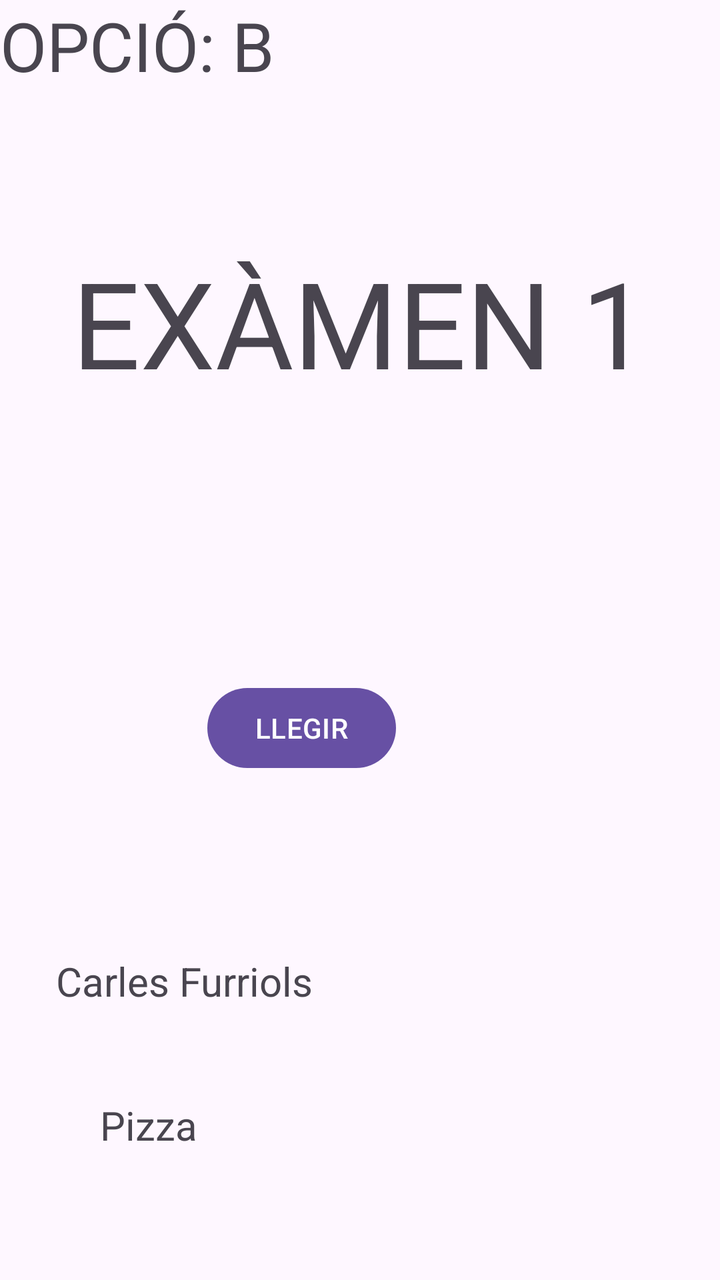
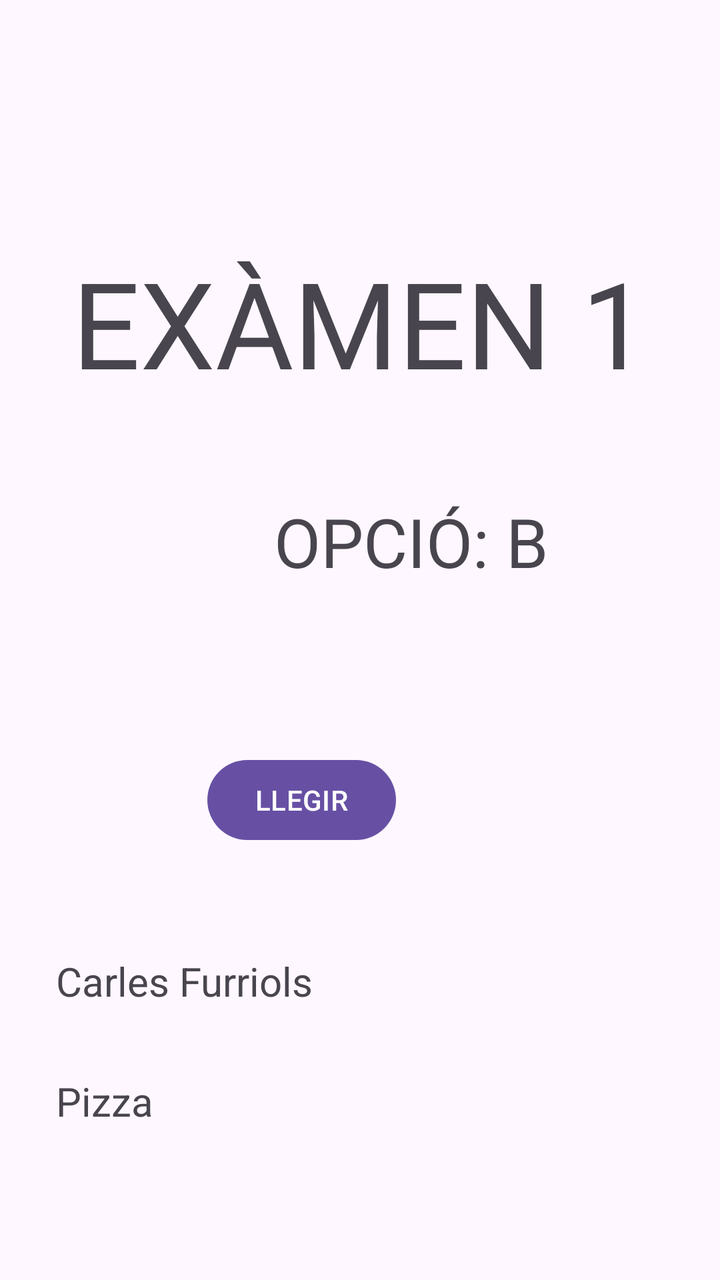

Compare the two renders of this Android layout. The source of the first and the diff that turns it into the second are given below.
<!-- AndroidManifest.xml: application theme Theme.Examen1 -->
<!-- res/layout/activity_main.xml -->
<?xml version="1.0" encoding="utf-8"?>
<androidx.constraintlayout.widget.ConstraintLayout xmlns:android="http://schemas.android.com/apk/res/android"
    xmlns:app="http://schemas.android.com/apk/res-auto"
    xmlns:tools="http://schemas.android.com/tools"
    android:id="@+id/main"
    android:layout_width="match_parent"
    android:layout_height="match_parent"
    tools:context=".MainActivity">

    <TextView
        android:id="@+id/titol1"
        android:layout_width="wrap_content"
        android:layout_height="wrap_content"
        android:layout_marginStart="172dp"
        android:layout_marginTop="121dp"
        android:layout_marginEnd="172dp"
        android:text="EXÀMEN 1"
        android:textSize="60sp"
        app:layout_constraintEnd_toEndOf="parent"
        app:layout_constraintStart_toStartOf="parent"
        app:layout_constraintTop_toTopOf="parent" />

    <TextView
        android:id="@+id/opcio"
        android:layout_width="wrap_content"
        android:layout_height="wrap_content"
        android:text="OPCIÓ: B"
        android:textSize="34sp"
        tools:layout_editor_absoluteX="137dp"
        tools:layout_editor_absoluteY="246dp" />

    <Button
        android:id="@+id/buttonLlegir"
        android:layout_width="wrap_content"
        android:layout_height="wrap_content"
        android:layout_marginStart="155dp"
        android:layout_marginTop="340dp"
        android:layout_marginEnd="162dp"
        android:text="LLEGIR"
        app:layout_constraintEnd_toEndOf="parent"
        app:layout_constraintHorizontal_bias="1.0"
        app:layout_constraintStart_toStartOf="parent"
        app:layout_constraintTop_toTopOf="parent" />

    <TextView
        android:id="@+id/nomAlumne"
        android:layout_width="wrap_content"
        android:layout_height="wrap_content"
        android:layout_marginStart="28dp"
        android:layout_marginBottom="136dp"
        android:text="Carles Furriols"
        android:textSize="20sp"
        app:layout_constraintBottom_toBottomOf="parent"
        app:layout_constraintStart_toStartOf="parent" />

    <TextView
        android:id="@+id/tipusEntitat"
        android:layout_width="wrap_content"
        android:layout_height="wrap_content"
        android:layout_marginStart="50dp"
        android:layout_marginBottom="64dp"
        android:text="Pizza"
        android:textSize="20sp"
        app:layout_constraintBottom_toBottomOf="parent"
        app:layout_constraintStart_toStartOf="parent" />
</androidx.constraintlayout.widget.ConstraintLayout>
<!-- resources referenced by this layout -->
<resources>
  <style name="Theme.Examen1" parent="Base.Theme.Examen1" />
  <style name="Base.Theme.Examen1" parent="Theme.Material3.DayNight.NoActionBar">
          
          
      </style>
</resources>

<!-- the commit's change to res/layout/activity_main.xml (unified diff, before → after) -->
@@ -24,18 +24,24 @@
         android:id="@+id/opcio"
         android:layout_width="wrap_content"
         android:layout_height="wrap_content"
+        android:layout_marginStart="137dp"
+        android:layout_marginTop="248dp"
+        android:layout_marginEnd="137dp"
         android:text="OPCIÓ: B"
         android:textSize="34sp"
-        tools:layout_editor_absoluteX="137dp"
-        tools:layout_editor_absoluteY="246dp" />
+        app:layout_constraintEnd_toEndOf="parent"
+        app:layout_constraintHorizontal_bias="0.0"
+        app:layout_constraintStart_toStartOf="parent"
+        app:layout_constraintTop_toTopOf="parent" />
 
     <Button
         android:id="@+id/buttonLlegir"
         android:layout_width="wrap_content"
         android:layout_height="wrap_content"
         android:layout_marginStart="155dp"
-        android:layout_marginTop="340dp"
+        android:layout_marginTop="376dp"
         android:layout_marginEnd="162dp"
+        android:onClick="goToRead"
         android:text="LLEGIR"
         app:layout_constraintEnd_toEndOf="parent"
         app:layout_constraintHorizontal_bias="1.0"
@@ -57,8 +63,8 @@
         android:id="@+id/tipusEntitat"
         android:layout_width="wrap_content"
         android:layout_height="wrap_content"
-        android:layout_marginStart="50dp"
-        android:layout_marginBottom="64dp"
+        android:layout_marginStart="28dp"
+        android:layout_marginBottom="76dp"
         android:text="Pizza"
         android:textSize="20sp"
         app:layout_constraintBottom_toBottomOf="parent"
